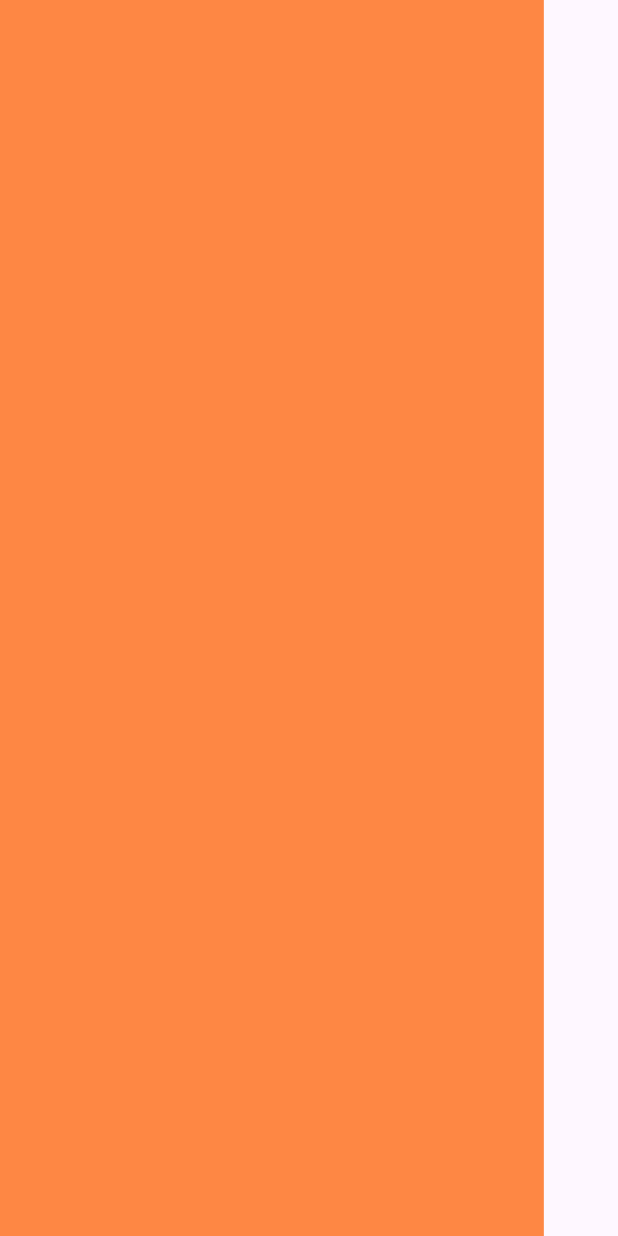
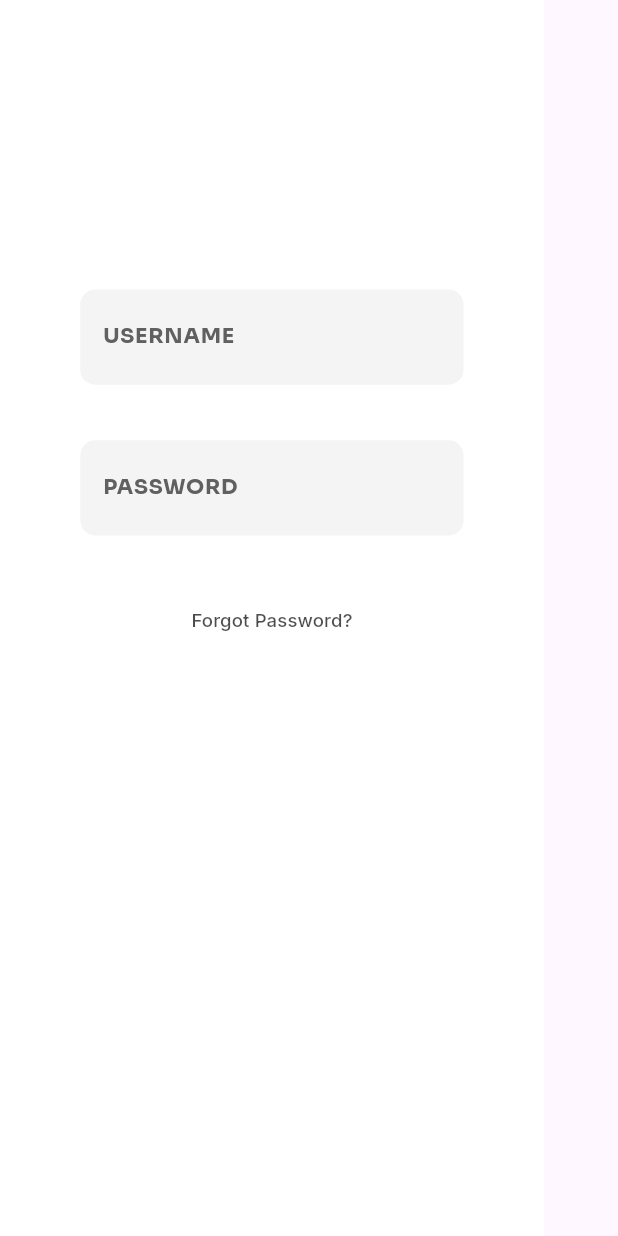
Before and after one commit to JATAYU000/Tastopia, a Flutter app: the AuthenticationPage screen opened directly, on a phone screen of 412 x 824 dp. Run offline on Flutter 3.47's test engine with Material 3 defaults, Android fonts, the light colour scheme and no system bars; our stand-ins replace flutter_riverpod, google_fonts.

Commit message:
Widget: input field , Page: login page

```diff
--- a/tastopia/lib/constants/colors.dart
+++ b/tastopia/lib/constants/colors.dart
@@ -1,4 +1,5 @@
 //colors
 class ColorConstants{
   static int primary = 0xFFfe8744;
+  static int light = 0xFFfffff;
 }
--- a/tastopia/lib/pages/auth_screen.dart
+++ b/tastopia/lib/pages/auth_screen.dart
@@ -1,5 +1,6 @@
 import 'package:flutter/material.dart';
 import 'package:tastopia/constants/colors.dart';
+import 'package:tastopia/widgets/auth_page/login_form.dart';
 
 class AuthenticationPage extends StatelessWidget {
   const AuthenticationPage({super.key});
@@ -14,8 +15,8 @@ class AuthenticationPage extends StatelessWidget {
             width: _size.width*0.88,
             height: _size.height,
             child: Container(
-              color: Color(ColorConstants.primary),
-              //child: loginform(),
+              color: Color(0xFFffffff),
+              child: LoginForm(screenHeight: _size.height,screenWidth: _size.width,),
             )
 
             ),
--- a/tastopia/lib/pages/get_started.dart
+++ b/tastopia/lib/pages/get_started.dart
@@ -117,6 +117,7 @@ Route _createRoute() {
       var tween = Tween(begin: begin, end: end).chain(CurveTween(curve: curve));
 
       return SlideTransition(
+
         position: animation.drive(tween),
         child: child,
       );
--- /dev/null
+++ b/tastopia/lib/widgets/auth_page/inputfield.dart
@@ -0,0 +1,39 @@
+import 'package:flutter/material.dart';
+import 'package:google_fonts/google_fonts.dart';
+
+Container InputFieldWidget(
+  double screenHeight,
+  double screenWidth,
+  String HinText,
+  int InputColor,
+  int InpLength,
+  bool isPass,
+)
+{
+return Container(
+              decoration: BoxDecoration(
+                color: Color(InputColor).withOpacity(0.3),
+
+                borderRadius: BorderRadius.circular(10)
+              ),
+              height: screenHeight*0.077,
+              width: screenWidth*0.65,
+              child: TextFormField(
+                obscureText: isPass,
+                maxLength: InpLength,
+                textAlignVertical: TextAlignVertical.center,
+                style: GoogleFonts.sora(color: Colors.black.withOpacity(0.7),fontSize: screenHeight*0.017,fontWeight: FontWeight.bold),
+                  decoration: InputDecoration(
+                    counter: Offstage(),
+                    hintText: HinText,
+                    border: InputBorder.none,
+                    hintStyle: GoogleFonts.sora(color: Color(0xFF616060),fontSize: screenHeight*0.017,fontWeight: FontWeight.bold),
+                    contentPadding: EdgeInsets.only(
+                       left: 15, top: screenHeight*0.025),
+                    isDense: true
+                    ),
+
+                  ),
+            );
+
+}
--- a/tastopia/lib/widgets/auth_page/login_form.dart
+++ b/tastopia/lib/widgets/auth_page/login_form.dart
@@ -0,0 +1,39 @@
+import 'package:flutter/material.dart';
+import 'package:google_fonts/google_fonts.dart';
+import 'package:tastopia/constants/colors.dart';
+import 'package:tastopia/widgets/auth_page/inputfield.dart';
+
+class LoginForm extends StatelessWidget {
+  final double screenHeight,screenWidth;
+  const LoginForm({super.key,required this.screenHeight,required this.screenWidth});
+
+  @override
+  Widget build(BuildContext context) {
+    return Padding(
+      padding: EdgeInsets.symmetric(
+          horizontal: MediaQuery.of(context).size.width * 0.13),
+      child: Form(
+        child: Column(
+          mainAxisAlignment: MainAxisAlignment.center,
+          children: [
+            Spacer(),
+            InputFieldWidget(screenHeight, screenWidth, "USERNAME",0xFFd9d9d9,20,false),
+            SizedBox(height: screenHeight*0.045,),
+            InputFieldWidget(screenHeight, screenWidth, "PASSWORD",0xFFd9d9d9,20,true),
+            SizedBox(height: screenHeight*0.04,),
+            TextButton(
+              onPressed: () {},
+              child: Text(
+                "Forgot Password?",
+                style: GoogleFonts.inter(color: Colors.black.withOpacity(0.7),fontSize: screenHeight*0.015),
+              ),
+            ),
+            Spacer(flex: 2),
+
+
+          ],
+        ),
+      ),
+    );
+  }
+}
```
Also changed, not shown: tastopia/lib/widgets/auth_page/signip_form.dart (+41 -0 lines).
